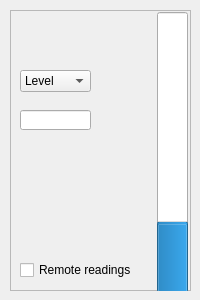
This is fuelsmallunit.ui in MaksStalker1985/LevelApp as Qt 5 draws it before an edit. The edited form follows.
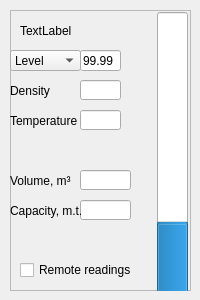
This is the edited form.

```diff
--- a/fuelsmallunit.ui
+++ b/fuelsmallunit.ui
@@ -72,10 +72,10 @@
    <widget class="QComboBox" name="comboBox">
     <property name="geometry">
      <rect>
-      <x>10</x>
-      <y>60</y>
+      <x>0</x>
+      <y>40</y>
       <width>71</width>
-      <height>22</height>
+      <height>21</height>
      </rect>
     </property>
     <item>
@@ -94,16 +94,124 @@
      </property>
     </item>
    </widget>
-   <widget class="QLineEdit" name="lineEdit">
+   <widget class="QLineEdit" name="valueInput">
+    <property name="geometry">
+     <rect>
+      <x>70</x>
+      <y>40</y>
+      <width>41</width>
+      <height>21</height>
+     </rect>
+    </property>
+    <property name="text">
+     <string>99.99</string>
+    </property>
+   </widget>
+   <widget class="QLabel" name="unitNameLabel">
     <property name="geometry">
      <rect>
       <x>10</x>
+      <y>10</y>
+      <width>131</width>
+      <height>21</height>
+     </rect>
+    </property>
+    <property name="text">
+     <string>TextLabel</string>
+    </property>
+   </widget>
+   <widget class="QLineEdit" name="denisityInput">
+    <property name="geometry">
+     <rect>
+      <x>70</x>
+      <y>70</y>
+      <width>41</width>
+      <height>20</height>
+     </rect>
+    </property>
+   </widget>
+   <widget class="QLineEdit" name="tempInput">
+    <property name="geometry">
+     <rect>
+      <x>70</x>
       <y>100</y>
+      <width>41</width>
+      <height>20</height>
+     </rect>
+    </property>
+   </widget>
+   <widget class="QLabel" name="label_2">
+    <property name="geometry">
+     <rect>
+      <x>0</x>
+      <y>70</y>
       <width>71</width>
+      <height>21</height>
+     </rect>
+    </property>
+    <property name="text">
+     <string>Density</string>
+    </property>
+   </widget>
+   <widget class="QLabel" name="label_3">
+    <property name="geometry">
+     <rect>
+      <x>0</x>
+      <y>100</y>
+      <width>71</width>
+      <height>21</height>
+     </rect>
+    </property>
+    <property name="text">
+     <string>Temperature</string>
+    </property>
+   </widget>
+   <widget class="QLineEdit" name="volumeOutput">
+    <property name="geometry">
+     <rect>
+      <x>70</x>
+      <y>160</y>
+      <width>51</width>
       <height>20</height>
      </rect>
     </property>
    </widget>
+   <widget class="QLineEdit" name="capacityOutput">
+    <property name="geometry">
+     <rect>
+      <x>70</x>
+      <y>190</y>
+      <width>51</width>
+      <height>20</height>
+     </rect>
+    </property>
+   </widget>
+   <widget class="QLabel" name="label_4">
+    <property name="geometry">
+     <rect>
+      <x>0</x>
+      <y>160</y>
+      <width>71</width>
+      <height>21</height>
+     </rect>
+    </property>
+    <property name="text">
+     <string>Volume, m³</string>
+    </property>
+   </widget>
+   <widget class="QLabel" name="label_5">
+    <property name="geometry">
+     <rect>
+      <x>0</x>
+      <y>190</y>
+      <width>71</width>
+      <height>21</height>
+     </rect>
+    </property>
+    <property name="text">
+     <string>Capacity, m.t.</string>
+    </property>
+   </widget>
   </widget>
  </widget>
  <resources/>
```
Left out of the diff: 4 changed lines with no effect on the pictures.
